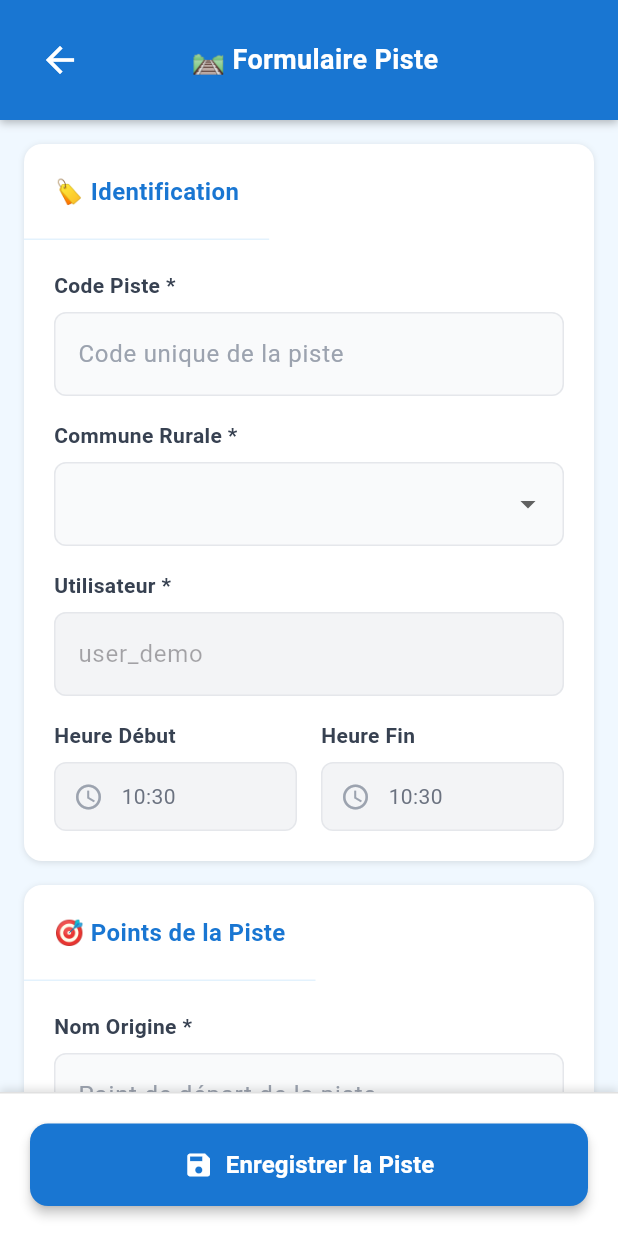
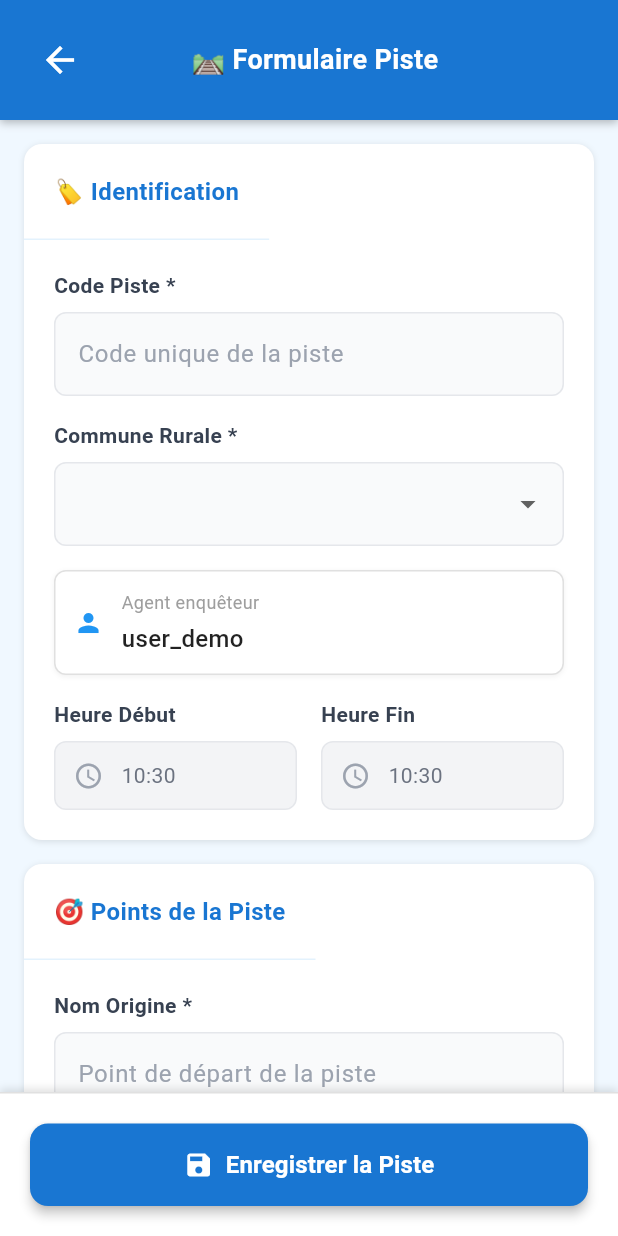
Before and after one commit to Ayoub101010/PPRCollecte_Flutter, a Flutter app: the FormulaireLignePage screen opened directly with empty values, on a phone screen of 412 x 824 dp. Run offline on Flutter 3.47's test engine with Material 3 defaults, Android fonts, the phone set to English and light mode, and no system bars; our stand-ins replace font_awesome_flutter, google_maps_flutter, location, sqflite; accounts and stored records are empty.

Commit message:
Modifier le formulaire piste + l'ajout d'un bouton marquer test pour acceder à la formulaire piste

```diff
--- a/PPRCollecte_Flutter/lib/formulaire_ligne_page.dart
+++ b/PPRCollecte_Flutter/lib/formulaire_ligne_page.dart
@@ -8,6 +8,7 @@ class FormulaireLignePage extends StatefulWidget {
   final String? provisionalCode;
   final DateTime? startTime; // 🆕 Heure de début de collecte
   final DateTime? endTime; // 🆕 Heure de fin de collecte
+  final String? agentName;
 
   const FormulaireLignePage({
     super.key,
@@ -15,6 +16,7 @@ class FormulaireLignePage extends StatefulWidget {
     this.provisionalCode, // AJOUTER cette ligne
     this.startTime, // 🆕 Passé depuis la page de collecte GPS
     this.endTime, // 🆕 Passé depuis la page de collecte GPS
+    this.agentName,
   });
 
   @override
@@ -95,7 +97,7 @@ class _FormulairePageState extends State<FormulaireLignePage> {
       _codeController.text = widget.provisionalCode!;
     }
     // Récupérer automatiquement l'utilisateur connecté et l'heure actuelle
-    _userLoginController.text = _getCurrentUser(); // À implémenter selon votre système d'auth
+    _userLoginController.text = widget.agentName ?? _getCurrentUser(); // À implémenter selon votre système d'auth
     if (widget.startTime != null) {
       final startTime = TimeOfDay.fromDateTime(widget.startTime!);
       _heureDebutController.text = "${startTime.hour.toString().padLeft(2, '0')}:${startTime.minute.toString().padLeft(2, '0')}";
@@ -262,6 +264,30 @@ class _FormulairePageState extends State<FormulaireLignePage> {
     }
   }
 
+  void _confirmExit() {
+    showDialog(
+      context: context,
+      builder: (context) => AlertDialog(
+        title: const Text("Abandonner la saisie ?"),
+        content: const Text("Les données non sauvegardées seront perdues."),
+        actions: [
+          TextButton(
+            onPressed: () => Navigator.of(context).pop(),
+            child: const Text("Annuler"),
+          ),
+          TextButton(
+            onPressed: () {
+              Navigator.of(context).pop();
+              Navigator.of(context).pop();
+            },
+            style: TextButton.styleFrom(foregroundColor: Colors.red),
+            child: const Text("Abandonner"),
+          ),
+        ],
+      ),
+    );
+  }
+
   @override
   Widget build(BuildContext context) {
     return Scaffold(
@@ -269,7 +295,8 @@ class _FormulairePageState extends State<FormulaireLignePage> {
       body: SafeArea(
         child: Column(
           children: [
-            // Header
+            // Remplacer tout le header actuel par ceci :
+// Header du formulaire - Style React Native
             Container(
               decoration: const BoxDecoration(
                 color: Color(0xFF1976D2),
@@ -285,7 +312,7 @@ class _FormulairePageState extends State<FormulaireLignePage> {
               child: Row(
                 children: [
                   IconButton(
-                    onPressed: () => Navigator.of(context).pop(),
+                    onPressed: () => _confirmExit(), // ← On va créer cette méthode
                     icon: const Icon(Icons.arrow_back, color: Colors.white, size: 28),
                     padding: const EdgeInsets.all(8),
                   ),
@@ -300,7 +327,7 @@ class _FormulairePageState extends State<FormulaireLignePage> {
                       textAlign: TextAlign.center,
                     ),
                   ),
-                  const SizedBox(width: 40),
+                  const SizedBox(width: 40), // Équilibrer avec le bouton back
                 ],
               ),
             ),
@@ -329,12 +356,11 @@ class _FormulairePageState extends State<FormulaireLignePage> {
                           onChanged: (value) => setState(() => _communeRurale = value),
                           required: true,
                         ),
-                        _buildTextField(
-                          controller: _userLoginController,
-                          label: 'Utilisateur *',
-                          hint: 'Utilisateur connecté',
-                          required: true,
-                          enabled: false, // Champ en lecture seule
+                        // Remplacer le TextField "Utilisateur" par :
+                        _buildReadOnlyField(
+                          label: 'Agent enquêteur',
+                          icon: Icons.person,
+                          value: _userLoginController.text,
                         ),
                         //  la section des heures - les deux en lecture seule
                         Row(
@@ -572,6 +598,58 @@ class _FormulairePageState extends State<FormulaireLignePage> {
             ),
           ],
         ),
+      ),
+    );
+  }
+
+  Widget _buildReadOnlyField({
+    required String label,
+    required IconData icon,
+    required String value,
+  }) {
+    return Container(
+      margin: const EdgeInsets.only(bottom: 16),
+      decoration: BoxDecoration(
+        color: Colors.white,
+        borderRadius: BorderRadius.circular(8),
+        border: Border.all(color: Colors.grey.shade300),
+        boxShadow: [
+          BoxShadow(
+            color: Colors.black.withOpacity(0.05),
+            blurRadius: 2,
+            offset: const Offset(0, 1),
+          ),
+        ],
+      ),
+      padding: const EdgeInsets.all(12),
+      child: Row(
+        children: [
+          Icon(icon, size: 20, color: Colors.blue),
+          const SizedBox(width: 12),
+          Expanded(
+            child: Column(
+              crossAxisAlignment: CrossAxisAlignment.start,
+              children: [
+                Text(
+                  label,
+                  style: const TextStyle(
+                    fontSize: 12,
+                    color: Colors.grey,
+                  ),
+                ),
+                const SizedBox(height: 4),
+                Text(
+                  value,
+                  style: const TextStyle(
+                    fontSize: 16,
+                    fontWeight: FontWeight.w500,
+                    color: Colors.black87,
+                  ),
+                ),
+              ],
+            ),
+          ),
+        ],
       ),
     );
   }
```
Also changed, not shown: PPRCollecte_Flutter/lib/home_controller.dart (+29 -0 lines), PPRCollecte_Flutter/lib/home_page.dart (+29 -1 lines).
